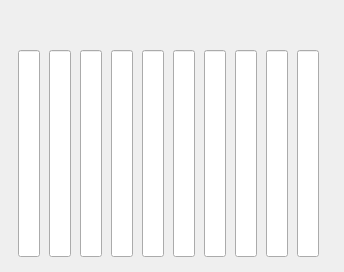
Above: design.ui from Odizinne/Lagometer before the change. Below: the same form after it.
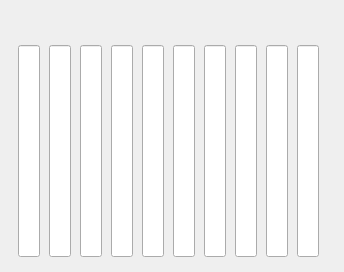
That is the form after the change.

The edit to the form file:
```diff
--- a/design.ui
+++ b/design.ui
@@ -186,7 +186,7 @@
      <widget class="QLabel" name="pingLabel">
       <property name="font">
        <font>
-        <family>Cascadia Mono</family>
+        <family>Monospace</family>
         <pointsize>16</pointsize>
         <bold>true</bold>
        </font>
```
